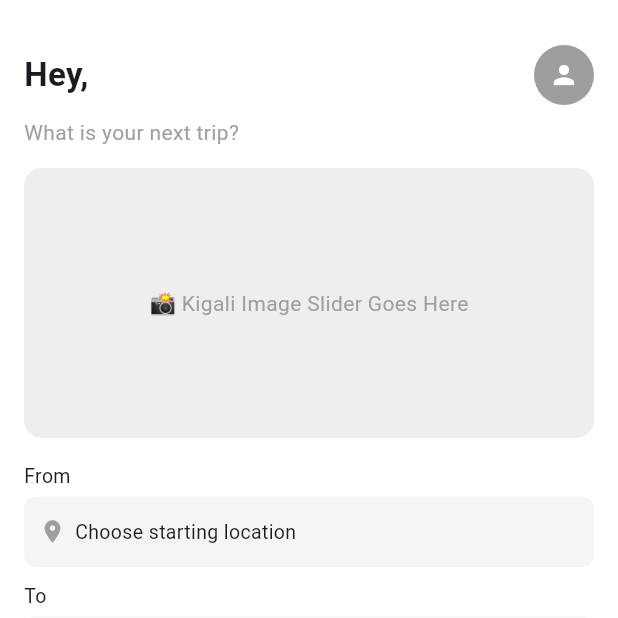
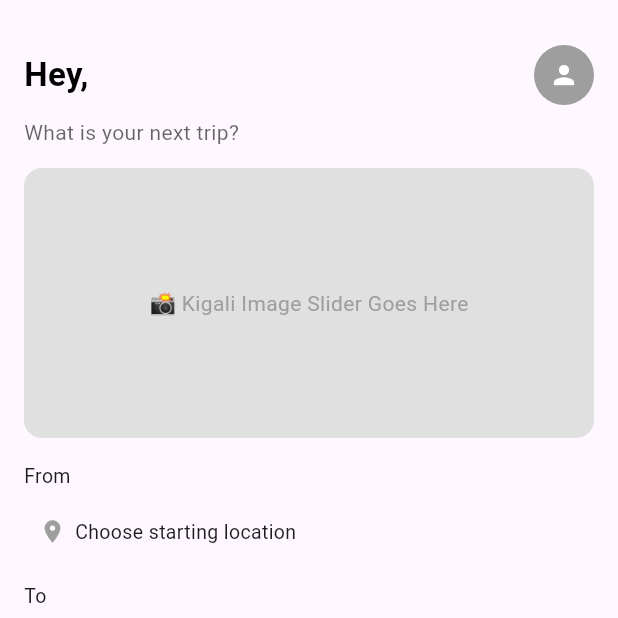
Before and after one commit to A-Beni/Bus-booking-app, a Flutter app: the HomePage screen opened by its route, on a phone screen of 412 x 824 dp, the top half of it. Run offline on Flutter 3.47's test engine with Material 3 defaults, Android fonts, the phone set to English and light mode, and no system bars; our stand-ins replace barcode_widget, cloud_firestore, firebase_auth, firebase_core, firebase_storage, font_awesome_flutter and 6 more; missing offline and left inert: google_place; accounts and stored records are empty; network calls fail.

```diff
--- a/tebooka/lib/pages/home.dart
+++ b/tebooka/lib/pages/home.dart
@@ -8,18 +8,18 @@ import 'profile.dart';
 import 'map.dart';
 import 'booking_page.dart';
 import 'login.dart';
-import 'notifications_page.dart'; // Make sure this file exists
+import 'notifications_page.dart';
 
 class HomePage extends StatefulWidget {
-  final bool showThankYouMessage;
   final bool isDarkMode;
   final Function(bool) onThemeChanged;
+  final bool showThankYouMessage;
 
   const HomePage({
     super.key,
-    this.showThankYouMessage = false,
     required this.isDarkMode,
     required this.onThemeChanged,
+    this.showThankYouMessage = false,
   });
 
   @override
@@ -108,8 +108,8 @@ class _HomePageState extends State<HomePage> {
                               input,
                               sessionToken: sessionToken,
                               components: [Component("country", "rw")],
-                              location: LatLon(-1.9441, 30.0619), // Kigali center
-                              radius: 20000, // 20 km
+                              location: LatLon(-1.9441, 30.0619),
+                              radius: 20000,
                             );
 
                             if (result != null && result.predictions != null && result.predictions!.isNotEmpty) {
@@ -148,7 +148,7 @@ class _HomePageState extends State<HomePage> {
                                   onTap: () {
                                     controller.text = prediction.description ?? '';
                                     Navigator.pop(context);
-                                    setState(() {}); // Refresh UI after selection
+                                    setState(() {});
                                   },
                                 );
                               },
@@ -180,8 +180,11 @@ class _HomePageState extends State<HomePage> {
 
   @override
   Widget build(BuildContext context) {
+    final isDark = Theme.of(context).brightness == Brightness.dark;
+    final textColor = isDark ? Colors.white : Colors.black;
+
     return Scaffold(
-      backgroundColor: Colors.white,
+      backgroundColor: Theme.of(context).scaffoldBackgroundColor,
       bottomNavigationBar: SizedBox(
         height: 60,
         child: BottomNavigationBar(
@@ -235,16 +238,13 @@ class _HomePageState extends State<HomePage> {
                 }
                 break;
               case 2:
-                Navigator.push(
-                  context,
-                  MaterialPageRoute(builder: (_) => NotificationsPage()),
-                );
+                Navigator.push(context, MaterialPageRoute(builder: (_) => NotificationsPage()));
                 break;
               case 3:
                 await FirebaseAuth.instance.signOut();
                 Navigator.pushReplacement(
                   context,
-                  MaterialPageRoute(builder: (_) => const LoginPage()),
+                  MaterialPageRoute(builder: (_) => LoginPage(isDarkMode: widget.isDarkMode, onThemeChanged: widget.onThemeChanged)),
                 );
                 break;
             }
@@ -260,20 +260,12 @@ class _HomePageState extends State<HomePage> {
               Row(
                 mainAxisAlignment: MainAxisAlignment.spaceBetween,
                 children: [
-                  Text(
-                    "Hey, $firstName",
-                    style: const TextStyle(fontSize: 22, fontWeight: FontWeight.bold),
-                  ),
+                  Text("Hey, $firstName", style: TextStyle(fontSize: 22, fontWeight: FontWeight.bold, color: textColor)),
                   GestureDetector(
                     onTap: () {
                       Navigator.push(
                         context,
-                        MaterialPageRoute(
-                          builder: (_) => ProfilePage(
-                            isDarkMode: widget.isDarkMode,
-                            onThemeChanged: widget.onThemeChanged,
-                          ),
-                        ),
+                        MaterialPageRoute(builder: (_) => ProfilePage(isDarkMode: widget.isDarkMode, onThemeChanged: widget.onThemeChanged)),
                       );
                     },
                     child: const CircleAvatar(
@@ -285,13 +277,13 @@ class _HomePageState extends State<HomePage> {
                 ],
               ),
               const SizedBox(height: 8),
-              const Text("What is your next trip?", style: TextStyle(fontSize: 14, color: Colors.grey)),
+              Text("What is your next trip?", style: TextStyle(fontSize: 14, color: textColor.withOpacity(0.6))),
               const SizedBox(height: 14),
               Container(
                 height: 180,
                 width: double.infinity,
                 decoration: BoxDecoration(
-                  color: Colors.grey[200],
+                  color: Colors.grey[300],
                   borderRadius: BorderRadius.circular(12),
                 ),
                 alignment: Alignment.center,
@@ -348,7 +340,7 @@ class _HomePageState extends State<HomePage> {
           child: Container(
             padding: const EdgeInsets.symmetric(horizontal: 10, vertical: 14),
             decoration: BoxDecoration(
-              color: Colors.grey[100],
+              color: Theme.of(context).cardColor,
               borderRadius: BorderRadius.circular(8),
             ),
             child: Row(
@@ -373,7 +365,7 @@ class _HomePageState extends State<HomePage> {
           child: Container(
             padding: const EdgeInsets.symmetric(horizontal: 10, vertical: 14),
             decoration: BoxDecoration(
-              color: Colors.grey[100],
+              color: Theme.of(context).cardColor,
               borderRadius: BorderRadius.circular(8),
             ),
             child: Row(
```
Also changed, not shown: tebooka/lib/app.dart (+13 -3 lines), tebooka/lib/pages/email_verification_handler.dart (+25 -8 lines), tebooka/lib/pages/land.dart (+16 -8 lines), tebooka/lib/pages/login.dart (+19 -4 lines), tebooka/lib/pages/profile.dart (+9 -2 lines), tebooka/lib/pages/sign_in.dart (+22 -7 lines).
